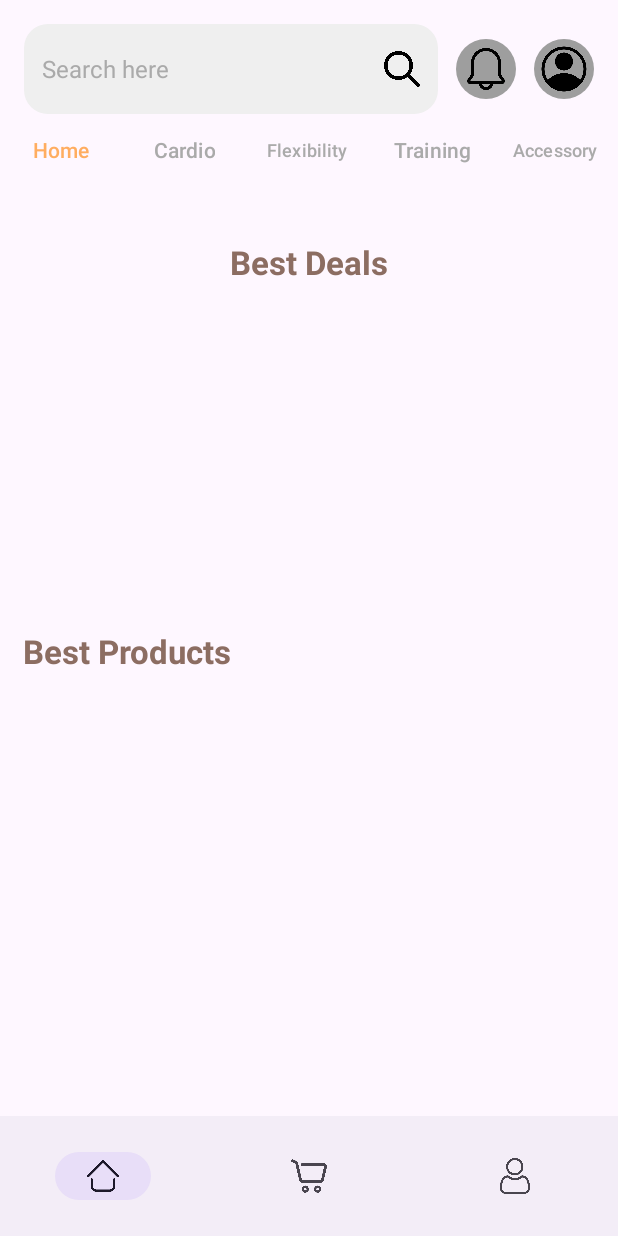
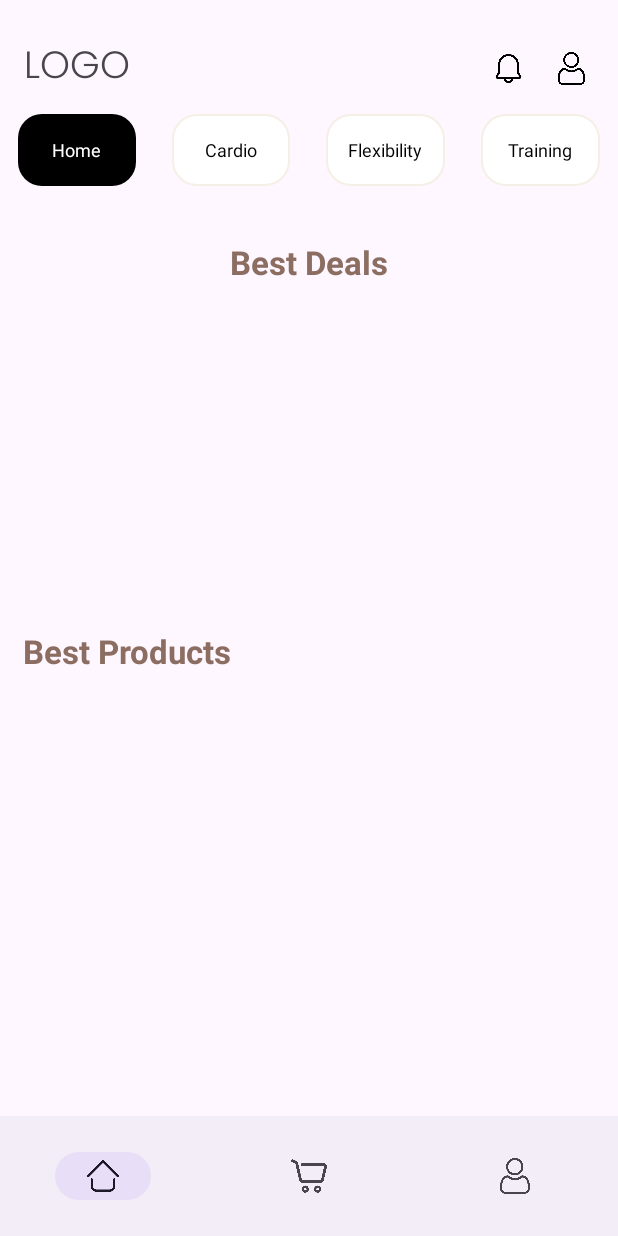
Before and after one commit to SURAJITSHAW/InstaMall, an Android app: the screen it shows after launch once a user with an empty profile is signed in (ShoppingActivity), on a phone screen of 412 x 824 dp. Run offline under Robolectric (Android 15) with nearby library versions, the phone set to English and light mode, and no system bars; our stand-ins replace Dagger/Hilt's generated code, Firebase (no records; nobody signed in at launch, a user with empty details on screens opened directly), navigation-ui.

Commit message:
home page decoration

```diff
--- a/app/src/main/java/com/example/instamall/activities/ShoppingActivity.kt
+++ b/app/src/main/java/com/example/instamall/activities/ShoppingActivity.kt
@@ -15,7 +15,7 @@ class ShoppingActivity : AppCompatActivity() {
 
     override fun onCreate(savedInstanceState: Bundle?) {
         super.onCreate(savedInstanceState)
-//        enableEdgeToEdge()
+        enableEdgeToEdge()
         binding = ActivityShoppingBinding.inflate(layoutInflater)
         setContentView(binding.root)
         ViewCompat.setOnApplyWindowInsetsListener(findViewById(R.id.main)) { v, insets ->
--- a/app/src/main/java/com/example/instamall/fragments/HomeFragment.kt
+++ b/app/src/main/java/com/example/instamall/fragments/HomeFragment.kt
@@ -5,6 +5,7 @@ import androidx.fragment.app.Fragment
 import android.view.LayoutInflater
 import android.view.View
 import android.view.ViewGroup
+import android.widget.TextView
 import com.example.instamall.R
 import com.example.instamall.adapters.HomeViewPagerAdapter
 import com.example.instamall.databinding.FragmentHomeBinding
@@ -33,24 +34,26 @@ class HomeFragment : Fragment() {
             HomeCatFragment(),
             CardioCatFragment(),
             FlexibilityCatFragment(),
-            StrengthTrainingCatFragment(),
-            AccessoriesCatFragment()
+            StrengthTrainingCatFragment()
+
         )
 
         val homeViewPagerAdapter = HomeViewPagerAdapter(categoryFragments, childFragmentManager, lifecycle)
         binding.viewPager.adapter = homeViewPagerAdapter
 
-        TabLayoutMediator(binding.tabLayout, binding.viewPager) {
-            tab, position ->
-                tab.text = when(position) {
+        TabLayoutMediator(binding.tabLayout, binding.viewPager) { tab, position ->
+            val customTab = LayoutInflater.from(requireContext()).inflate(R.layout.custom_tab, binding.tabLayout, false)
+            val tabTitle = customTab.findViewById<TextView>(R.id.tab_title)
+            tabTitle.text = when (position) {
                 0 -> "Home"
                 1 -> "Cardio"
                 2 -> "Flexibility"
                 3 -> "Training"
-                    4 -> "Accessory"
                 else -> null
             }
+            tab.customView = customTab
         }.attach()
+
     }
 
 }
--- /dev/null
+++ b/app/src/main/res/color/tab_text_selector.xml
@@ -0,0 +1,5 @@
+<?xml version="1.0" encoding="utf-8"?>
+<selector xmlns:android="http://schemas.android.com/apk/res/android">
+    <item android:state_selected="true" android:color="@color/white" />
+    <item android:color="@color/black" />
+</selector>
--- /dev/null
+++ b/app/src/main/res/drawable/rounded_tab_selected.xml
@@ -0,0 +1,5 @@
+<?xml version="1.0" encoding="utf-8"?>
+<shape xmlns:android="http://schemas.android.com/apk/res/android">
+    <solid android:color="@color/black" />
+    <corners android:radius="16dp" /> <!-- Adjust corner radius for desired curvature -->
+</shape>
--- /dev/null
+++ b/app/src/main/res/drawable/rounded_tab_unselected.xml
@@ -0,0 +1,6 @@
+<?xml version="1.0" encoding="utf-8"?>
+<shape xmlns:android="http://schemas.android.com/apk/res/android">
+    <solid android:color="@color/white" />
+    <corners android:radius="16dp" />
+    <stroke android:width="1dp" android:color="@color/background_color" /> <!-- Optional border -->
+</shape>
--- /dev/null
+++ b/app/src/main/res/drawable/tab_selector.xml
@@ -0,0 +1,5 @@
+<?xml version="1.0" encoding="utf-8"?>
+<selector xmlns:android="http://schemas.android.com/apk/res/android">
+    <item android:state_selected="true" android:drawable="@drawable/rounded_tab_selected" />
+    <item android:drawable="@drawable/rounded_tab_unselected" />
+</selector>
--- /dev/null
+++ b/app/src/main/res/layout/custom_tab.xml
@@ -0,0 +1,16 @@
+<?xml version="1.0" encoding="utf-8"?>
+<LinearLayout xmlns:android="http://schemas.android.com/apk/res/android"
+    android:layout_width="wrap_content"
+    android:layout_height="match_parent"
+    android:gravity="center"
+    android:orientation="vertical"
+    android:background="@drawable/tab_selector">
+
+    <TextView
+        android:id="@+id/tab_title"
+        android:layout_width="wrap_content"
+        android:layout_height="wrap_content"
+        android:text="Tab"
+        android:textSize="12sp"
+        android:textColor="@color/tab_text_selector" />
+</LinearLayout>
--- a/app/src/main/res/layout/fragment_home.xml
+++ b/app/src/main/res/layout/fragment_home.xml
@@ -19,47 +19,53 @@
             android:orientation="horizontal"
             app:layout_constraintTop_toTopOf="parent">
 
+            <TextView
+                android:layout_width="wrap_content"
+                android:layout_height="wrap_content"
+                android:layout_weight="3"
+                android:text="LOGO"
+                android:fontFamily="@font/poppins_light"
+                android:textSize="25sp"/>
+
             <!-- Search Input -->
-            <LinearLayout
-                android:layout_width="0dp"
-                android:layout_height="match_parent"
-                android:layout_weight="3"
-                android:background="@drawable/search_bar_bg"
-                android:gravity="center_vertical"
-                android:paddingStart="12dp"
-                android:paddingEnd="12dp">
+<!--            <LinearLayout-->
+<!--                android:layout_width="0dp"-->
+<!--                android:layout_height="match_parent"-->
+<!--                android:layout_weight="3"-->
+<!--                android:background="@drawable/search_bar_bg"-->
+<!--                android:gravity="center_vertical"-->
+<!--                android:paddingStart="12dp"-->
+<!--                android:paddingEnd="12dp">-->
 
-                <TextView
-                    android:layout_width="0dp"
-                    android:layout_height="wrap_content"
-                    android:layout_weight="1"
-                    android:text="Search here"
-                    android:textColor="@android:color/darker_gray"
-                    android:textSize="16sp" />
+<!--                <TextView-->
+<!--                    android:layout_width="0dp"-->
+<!--                    android:layout_height="wrap_content"-->
+<!--                    android:layout_weight="1"-->
+<!--                    android:text="Search here"-->
+<!--                    android:textColor="@android:color/darker_gray"-->
+<!--                    android:textSize="16sp" />-->
 
-                <ImageView
-                    android:layout_width="24dp"
-                    android:layout_height="24dp"
-                    android:src="@drawable/ic_search" />
-            </LinearLayout>
+<!--                <ImageView-->
+<!--                    android:layout_width="24dp"-->
+<!--                    android:layout_height="24dp"-->
+<!--                    android:src="@drawable/ic_search" />-->
+<!--            </LinearLayout>-->
 
             <!-- Notification Icon -->
             <ImageView
-                android:layout_width="40dp"
-                android:layout_height="40dp"
+                android:layout_width="30dp"
+                android:layout_height="30dp"
                 android:layout_marginStart="12dp"
-                android:background="@drawable/bg_imageview"
                 android:padding="4dp"
                 android:src="@drawable/ic_notification" />
 
             <!-- Profile Icon -->
             <ImageView
-                android:layout_width="40dp"
-                android:layout_height="40dp"
+                android:layout_width="30dp"
+                android:layout_height="30dp"
                 android:layout_marginStart="12dp"
-                android:background="@drawable/bg_imageview"
                 android:padding="4dp"
-                android:src="@drawable/ic_circular_profile" />
+                android:src="@drawable/ic_profile" />
         </LinearLayout>
 
         <LinearLayout
--- a/app/src/main/res/navigation/shop_nav_graph.xml
+++ b/app/src/main/res/navigation/shop_nav_graph.xml
@@ -23,7 +23,11 @@
         android:id="@+id/cartFragment"
         android:name="com.example.instamall.fragments.CartFragment"
         android:label="fragment_cart"
-        tools:layout="@layout/fragment_cart" />
+        tools:layout="@layout/fragment_cart" >
+        <action
+            android:id="@+id/action_cartFragment_to_billingFragment"
+            app:destination="@id/billingFragment" />
+    </fragment>
     <fragment
         android:id="@+id/productDetailsFragment"
         android:name="com.example.instamall.fragments.ProductDetailsFragment"
@@ -33,4 +37,9 @@
             android:name="product"
             app:argType="com.example.instamall.data.Product" />
     </fragment>
+    <fragment
+        android:id="@+id/billingFragment"
+        android:name="com.example.instamall.fragments.BillingFragment"
+        android:label="fragment_billing"
+        tools:layout="@layout/fragment_billing" />
 </navigation>
```
Also changed, not shown: app/src/main/java/com/example/instamall/fragments/BillingFragment.kt (added, +21 -0 lines), app/src/main/res/layout/fragment_billing.xml (added, +104 -0 lines), app/src/main/res/drawable/ic_plus.png (added). Lines whose indentation alone changed are shown as unchanged.
